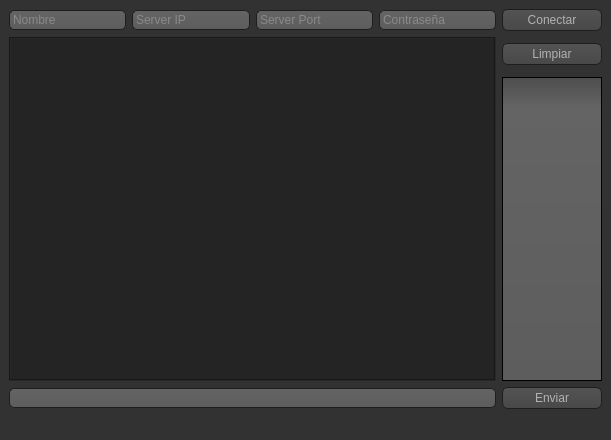
susoferreira/python-chat, file clientUI.ui: the form before one commit.
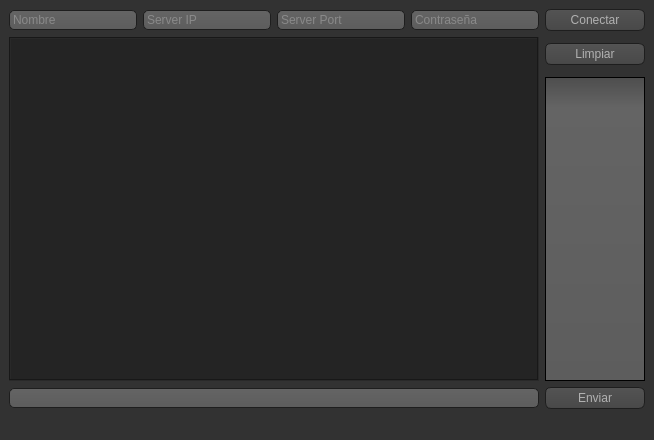
The form after the commit. Icons and pictures are not drawn.

Patch:
```diff
--- a/clientUI.ui
+++ b/clientUI.ui
@@ -6,7 +6,7 @@
    <rect>
     <x>0</x>
     <y>0</y>
-    <width>611</width>
+    <width>654</width>
     <height>440</height>
    </rect>
   </property>
@@ -627,8 +627,8 @@
          <string notr="true">&lt;!DOCTYPE HTML PUBLIC &quot;-//W3C//DTD HTML 4.0//EN&quot; &quot;http://www.w3.org/TR/REC-html40/strict.dtd&quot;&gt;
 &lt;html&gt;&lt;head&gt;&lt;meta name=&quot;qrichtext&quot; content=&quot;1&quot; /&gt;&lt;style type=&quot;text/css&quot;&gt;
 p, li { white-space: pre-wrap; }
-&lt;/style&gt;&lt;/head&gt;&lt;body style=&quot; font-family:'Open Sans'; font-size:10pt; font-weight:648; font-style:normal;&quot;&gt;
-&lt;p style=&quot;-qt-paragraph-type:empty; margin-top:0px; margin-bottom:0px; margin-left:0px; margin-right:0px; -qt-block-indent:0; text-indent:0px; font-family:'Cantarell'; font-weight:400;&quot;&gt;&lt;br /&gt;&lt;/p&gt;&lt;/body&gt;&lt;/html&gt;</string>
+&lt;/style&gt;&lt;/head&gt;&lt;body style=&quot; font-family:'Noto Sans'; font-size:10pt; font-weight:400; font-style:normal;&quot;&gt;
+&lt;p style=&quot;-qt-paragraph-type:empty; margin-top:0px; margin-bottom:0px; margin-left:0px; margin-right:0px; -qt-block-indent:0; text-indent:0px; font-family:'Cantarell';&quot;&gt;&lt;br /&gt;&lt;/p&gt;&lt;/body&gt;&lt;/html&gt;</string>
         </property>
         <property name="acceptRichText">
          <bool>false</bool>
```
Left out of the diff: 92 changed lines with no effect on the pictures.
